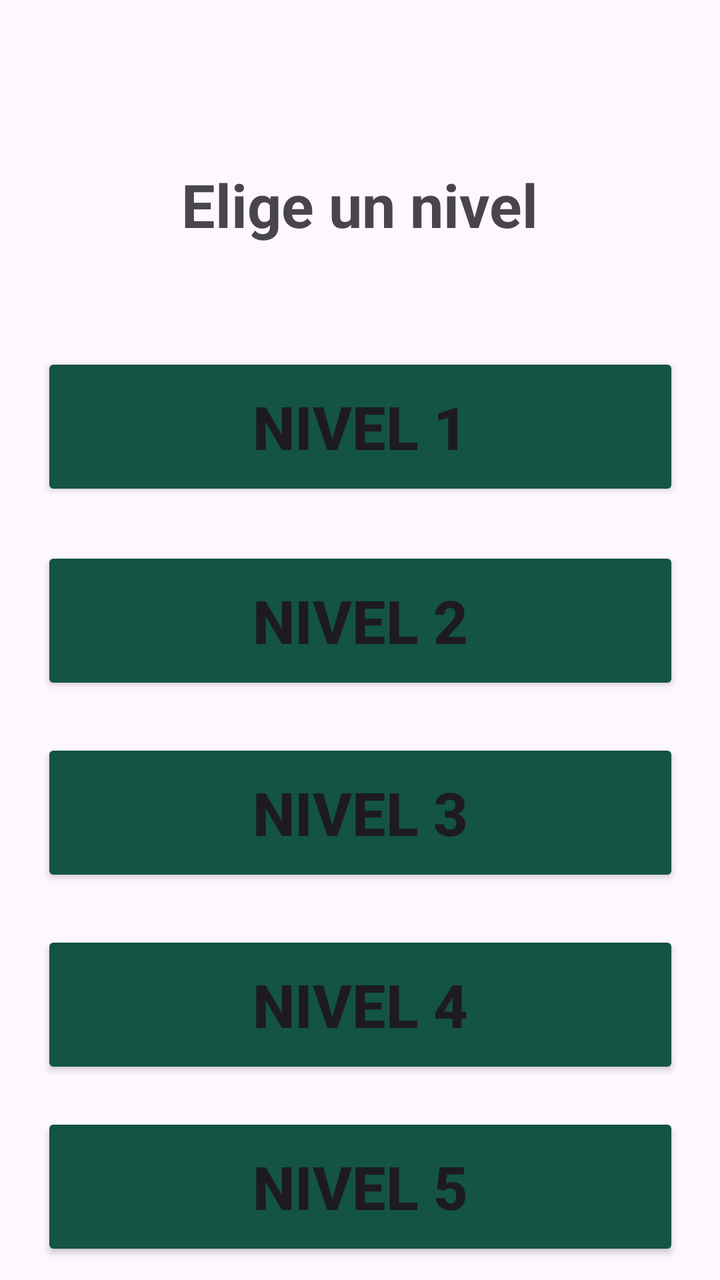
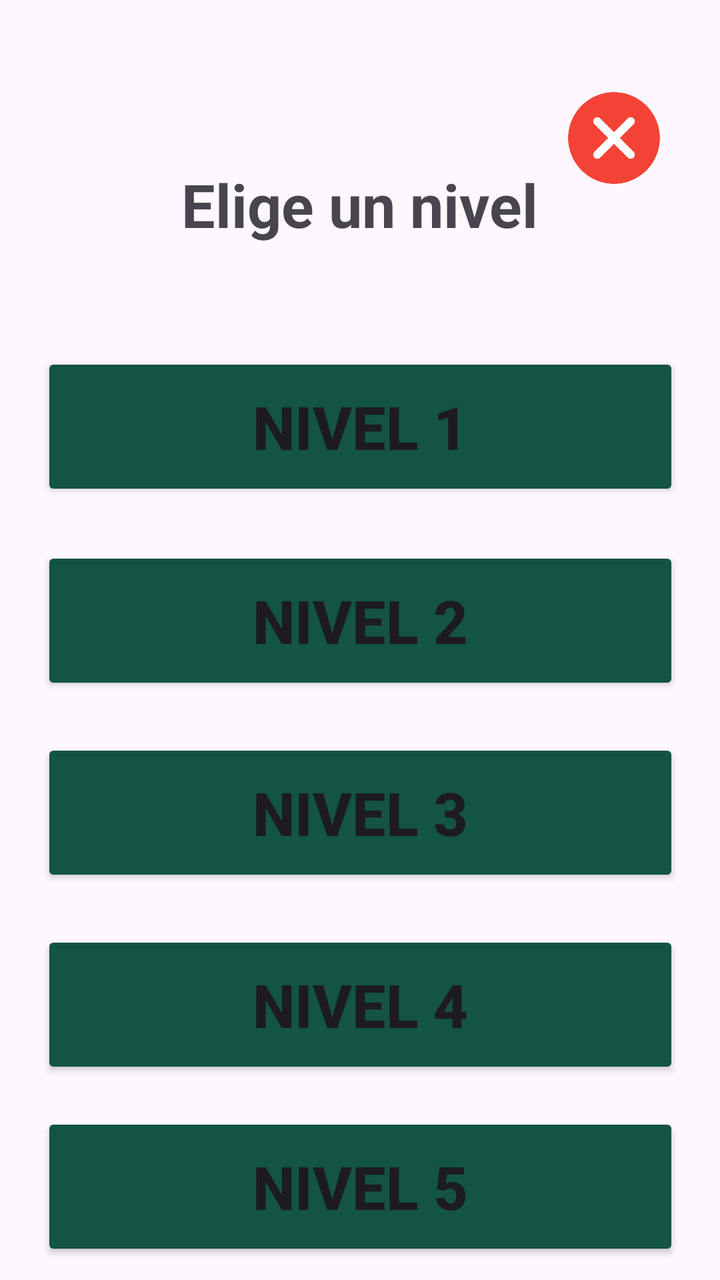

An Android layout rendered at two revisions. The XML below is the earlier revision; the diff shows what the commit changed to produce the second picture.
<!-- AndroidManifest.xml: application theme Theme.AuspectusPantallas -->
<!-- res/layout/activity_niveles.xml -->
<?xml version="1.0" encoding="utf-8"?>
<androidx.constraintlayout.widget.ConstraintLayout xmlns:android="http://schemas.android.com/apk/res/android"
    xmlns:app="http://schemas.android.com/apk/res-auto"
    xmlns:tools="http://schemas.android.com/tools"
    android:id="@+id/main"
    android:layout_width="match_parent"
    android:layout_height="match_parent"
    tools:context=".Niveles">

    <TextView
        android:id="@+id/textView3"
        android:layout_width="wrap_content"
        android:layout_height="wrap_content"
        android:layout_marginStart="145dp"
        android:layout_marginTop="82dp"
        android:layout_marginEnd="145dp"
        android:text="Elige un nivel"
        android:textSize="30sp"
        android:textStyle="bold"
        app:layout_constraintEnd_toEndOf="parent"
        app:layout_constraintStart_toStartOf="parent"
        app:layout_constraintTop_toTopOf="parent" />

    <Button
        android:id="@+id/btnN1"
        android:layout_width="319dp"
        android:layout_height="74dp"
        android:layout_marginStart="46dp"
        android:layout_marginTop="54dp"
        android:layout_marginEnd="46dp"
        android:text="Nivel 1"
        android:textSize="30dp"
        android:backgroundTint="@color/Nivel"
        android:textStyle="bold"
        app:layout_constraintEnd_toEndOf="parent"
        app:layout_constraintStart_toStartOf="parent"
        app:layout_constraintTop_toBottomOf="@+id/textView3" />

    <Button
        android:id="@+id/btnN2"
        android:layout_width="319dp"
        android:layout_height="74dp"
        android:layout_marginStart="46dp"
        android:layout_marginTop="23dp"
        android:layout_marginEnd="46dp"
        android:text="Nivel 2"
        android:textSize="30dp"
        android:backgroundTint="@color/Nivel"
        android:textStyle="bold"
        app:layout_constraintEnd_toEndOf="parent"
        app:layout_constraintStart_toStartOf="parent"
        app:layout_constraintTop_toBottomOf="@+id/btnN1" />

    <Button
        android:id="@+id/btnN3"
        android:layout_width="319dp"
        android:layout_height="74dp"
        android:layout_marginStart="46dp"
        android:layout_marginTop="22dp"
        android:layout_marginEnd="46dp"
        android:text="Nivel 3"
        android:backgroundTint="@color/Nivel"
        android:textSize="30dp"
        android:textStyle="bold"
        app:layout_constraintEnd_toEndOf="parent"
        app:layout_constraintStart_toStartOf="parent"
        app:layout_constraintTop_toBottomOf="@+id/btnN2" />

    <Button
        android:id="@+id/btnN4"
        android:layout_width="319dp"
        android:layout_height="74dp"
        android:layout_marginStart="46dp"
        android:layout_marginTop="22dp"
        android:layout_marginEnd="46dp"
        android:text="Nivel 4"
        android:textSize="30dp"
        android:backgroundTint="@color/Nivel"
        android:textStyle="bold"
        app:layout_constraintEnd_toEndOf="parent"
        app:layout_constraintStart_toStartOf="parent"
        app:layout_constraintTop_toBottomOf="@+id/btnN3" />

    <Button
        android:id="@+id/btnN5"
        android:layout_width="319dp"
        android:layout_height="74dp"
        android:layout_marginStart="46dp"
        android:layout_marginTop="17dp"
        android:layout_marginEnd="46dp"
        android:text="Nivel 5"
        android:textSize="30dp"
        android:textStyle="bold"
        android:backgroundTint="@color/Nivel"
        app:layout_constraintEnd_toEndOf="parent"
        app:layout_constraintStart_toStartOf="parent"
        app:layout_constraintTop_toBottomOf="@+id/btnN4" />

</androidx.constraintlayout.widget.ConstraintLayout>
<!-- resources referenced by this layout -->
<resources>
  <color name="Nivel">#135442</color>
  <style name="Theme.AuspectusPantallas" parent="Base.Theme.AuspectusPantallas" />
  <style name="Base.Theme.AuspectusPantallas" parent="Theme.Material3.Light.NoActionBar">
          
          
      </style>
</resources>

<!-- the commit's change to res/layout/activity_niveles.xml (unified diff, before → after) -->
@@ -6,6 +6,19 @@
     android:layout_width="match_parent"
     android:layout_height="match_parent"
     tools:context=".Niveles">
+
+    <ImageButton
+        android:id="@+id/imgBtnSalir"
+        android:layout_width="50dp"
+        android:layout_height="50dp"
+        android:src="@drawable/borrar"
+        android:layout_gravity="end"
+        android:background="@android:color/transparent"
+        android:scaleType="centerCrop"
+        android:layout_marginTop="44dp"
+        android:layout_marginEnd="28dp"
+        app:layout_constraintEnd_toEndOf="parent"
+        app:layout_constraintTop_toTopOf="parent"/>
 
     <TextView
         android:id="@+id/textView3"
<!-- resource entries referenced after the edit -->
@@ -1,6 +1,7 @@
 <!-- resources referenced by this layout -->
 <resources>
   <color name="Nivel">#135442</color>
+  <!-- drawable borrar: png bitmap (drawable, 16112 bytes) -->
   <style name="Theme.AuspectusPantallas" parent="Base.Theme.AuspectusPantallas" />
   <style name="Base.Theme.AuspectusPantallas" parent="Theme.Material3.Light.NoActionBar">
           
